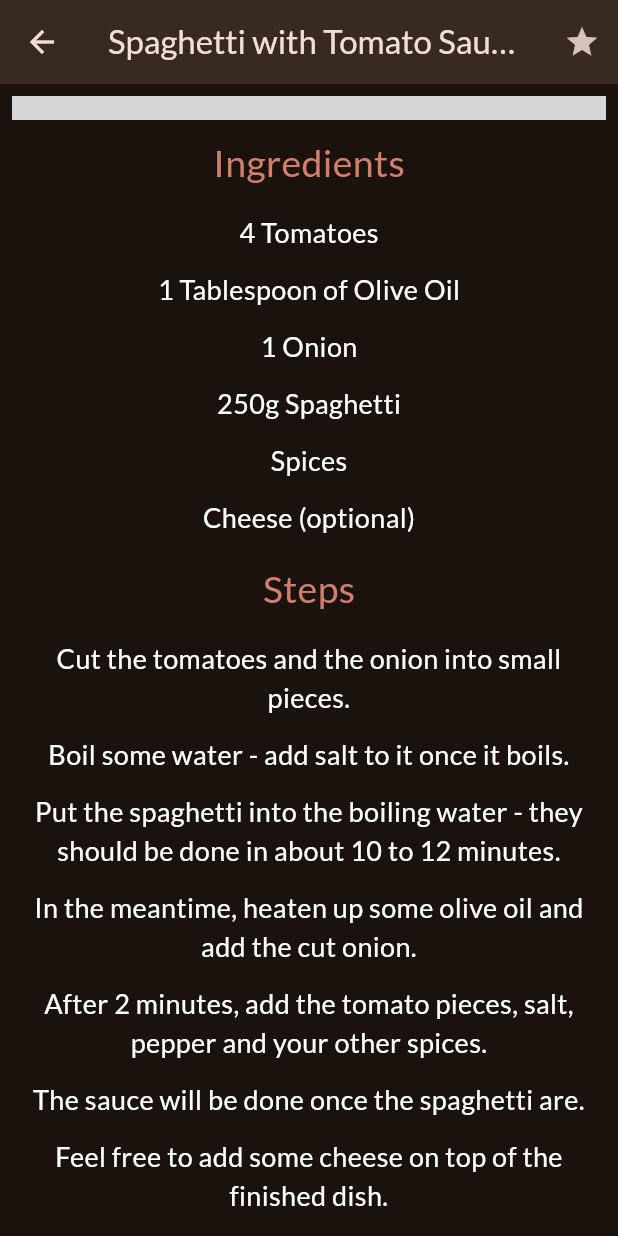
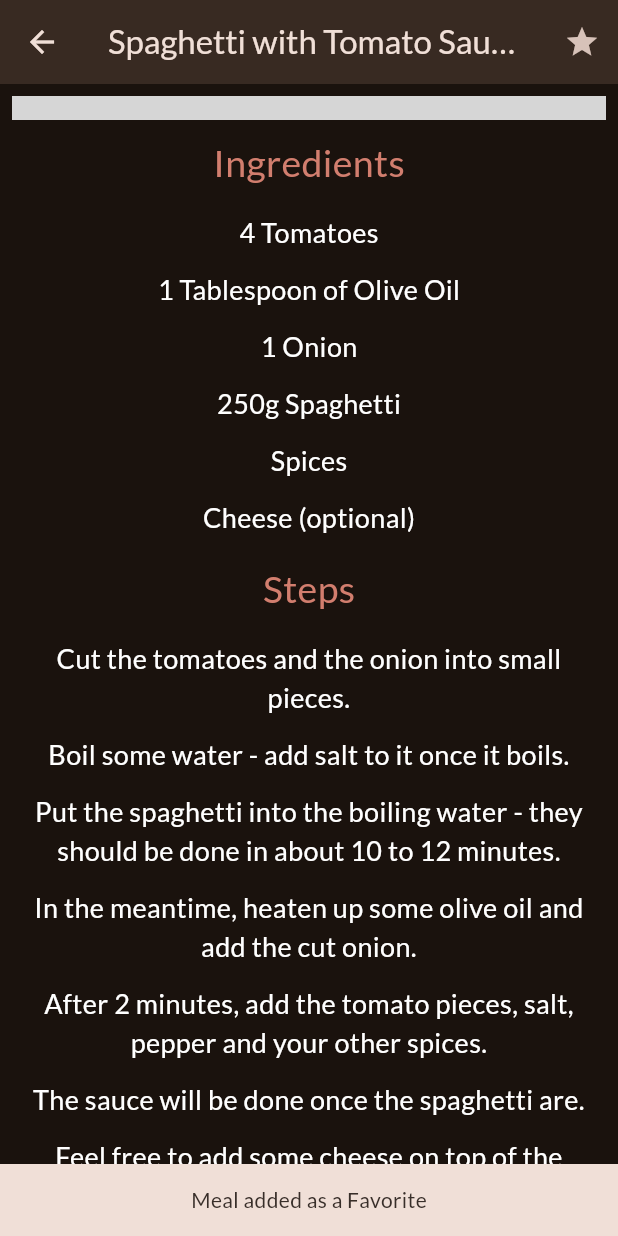
Before and after one commit to Ahad-MUST/Meal, a Flutter app: the MealDetailScreen screen opened directly with sample values from the repository, scrolled down 259 dp, after a tap on the "star" icon, on a phone screen of 412 x 824 dp. Run offline on Flutter 3.47's test engine with Material 2 defaults, Android fonts, the phone set to English and light mode, and no system bars; our stand-ins replace flutter_riverpod, google_fonts, transparent_image; network calls fail; grey boxes are pictures that could not be loaded.

Commit message:
Meal App

```diff
--- /dev/null
+++ b/lib/Providers/favorites_provider.dart
@@ -0,0 +1,19 @@
+import 'package:flutter_riverpod/flutter_riverpod.dart';
+import 'package:meals/models/meal_model.dart';
+
+class FavoriteNotifier extends StateNotifier<List<Meal>> {
+  FavoriteNotifier() : super([]);
+  bool togglefavoritestatus(Meal meal) {
+    final mealisfavorite = state.contains(meal);
+    if (mealisfavorite) {
+      state = state.where((element) => element != meal).toList();
+      return false;
+    } else {
+      state = [...state, meal];
+      return true;
+    }
+  }
+}
+
+final favoriteprovider = StateNotifierProvider<FavoriteNotifier, List<Meal>>(
+    (ref) => FavoriteNotifier());
--- /dev/null
+++ b/lib/Providers/meal_provider.dart
@@ -0,0 +1,6 @@
+import 'package:flutter_riverpod/flutter_riverpod.dart';
+import 'package:meals/data/dummy_meals.dart';
+
+final mealsprovider = Provider(
+  (ref) => dummyMeals,
+);
--- a/lib/main.dart
+++ b/lib/main.dart
@@ -1,4 +1,5 @@
 import 'package:flutter/material.dart';
+import 'package:flutter_riverpod/flutter_riverpod.dart';
 
 import 'package:google_fonts/google_fonts.dart';
 
@@ -14,7 +15,7 @@ final theme = ThemeData(
 );
 
 void main() {
-  runApp(const App());
+  runApp(const ProviderScope(child: App()));
 }
 
 class App extends StatelessWidget {
--- a/lib/screens/meals_details.dart
+++ b/lib/screens/meals_details.dart
@@ -1,20 +1,37 @@
 import 'package:flutter/material.dart';
+import 'package:meals/Providers/favorites_provider.dart';
 import 'package:meals/models/meal_model.dart';
+import 'package:flutter_riverpod/flutter_riverpod.dart';
 
-class MealDetailScreen extends StatelessWidget {
-  const MealDetailScreen(
-      {super.key, required this.meal, required this.OnToggleFavorite});
+class MealDetailScreen extends ConsumerWidget {
+  const MealDetailScreen({
+    super.key,
+    required this.meal,
+  });
   final Meal meal;
-  final void Function(Meal meal) OnToggleFavorite;
   @override
-  Widget build(BuildContext context) {
+  Widget build(BuildContext context, WidgetRef ref) {
     return Scaffold(
       appBar: AppBar(
         title: Text(meal.title),
         actions: [
           IconButton(
               onPressed: () {
-                OnToggleFavorite(meal);
+                final wasadded = ref
+                    .read(favoriteprovider.notifier)
+                    .togglefavoritestatus(meal);
+                ScaffoldMessenger.of(context).clearSnackBars();
+                ScaffoldMessenger.of(context).showSnackBar(
+                  SnackBar(
+                    content: Center(
+                      child: Text(
+                        wasadded
+                            ? 'Meal added as a Favorite'
+                            : 'Meal removed from Favporites',
+                      ),
+                    ),
+                  ),
+                );
               },
               icon: const Icon(Icons.star)),
         ],
--- a/pubspec.yaml
+++ b/pubspec.yaml
@@ -37,6 +37,7 @@ dependencies:
   cupertino_icons: ^1.0.2
   google_fonts: ^5.1.0
   transparent_image: ^2.0.1
+  flutter_riverpod: ^2.3.6
 
 dev_dependencies:
   flutter_test:
```
Also changed, not shown: lib/screens/categories_screen.dart (+1 -6 lines), lib/screens/meals_screen.dart (+5 -7 lines), lib/screens/tabs.dart (+10 -27 lines), lib/widgets/meal_item.dart (+4 -4 lines), pubspec.lock.
